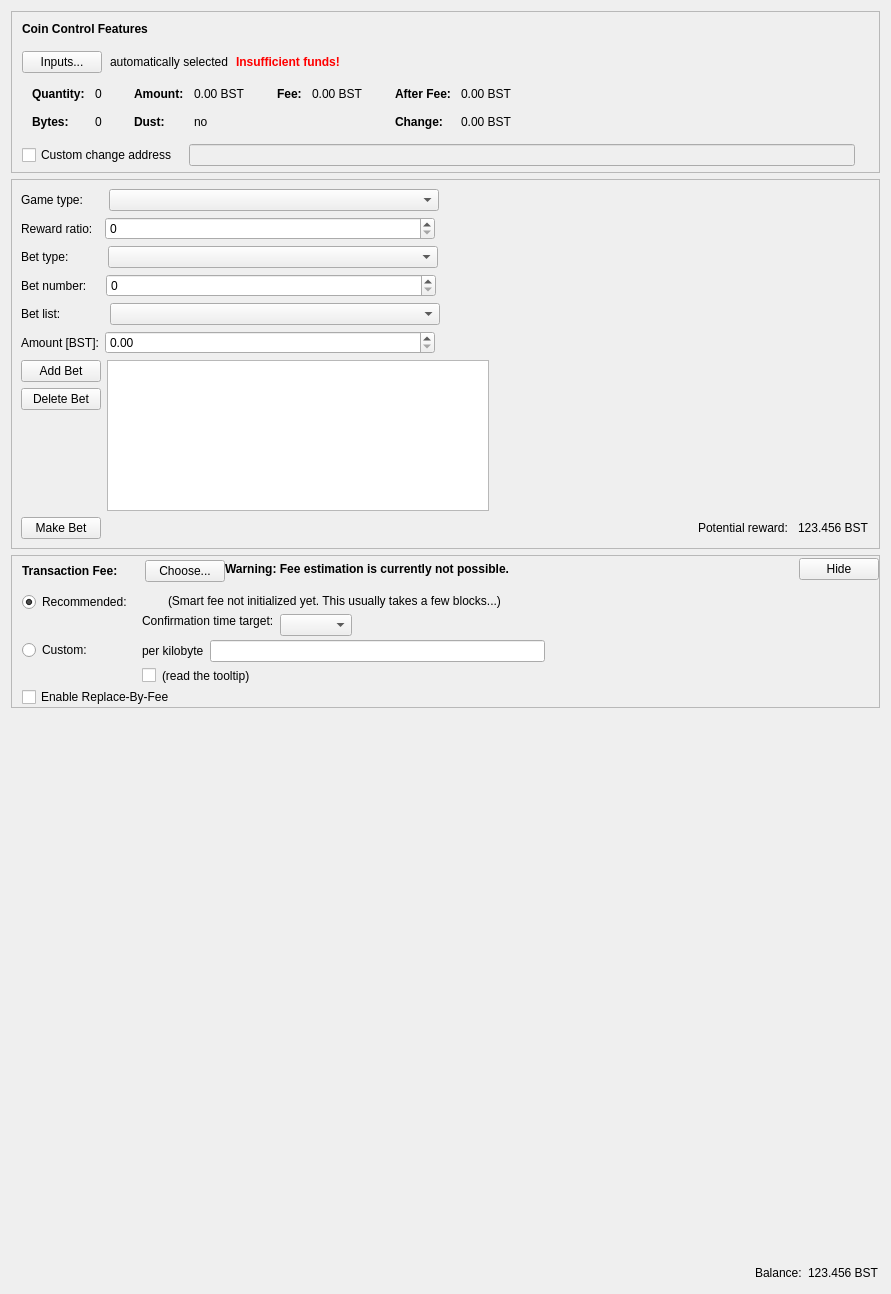
opodgorska/bst, file src/qt/forms/gamepage.ui: the form before one commit.
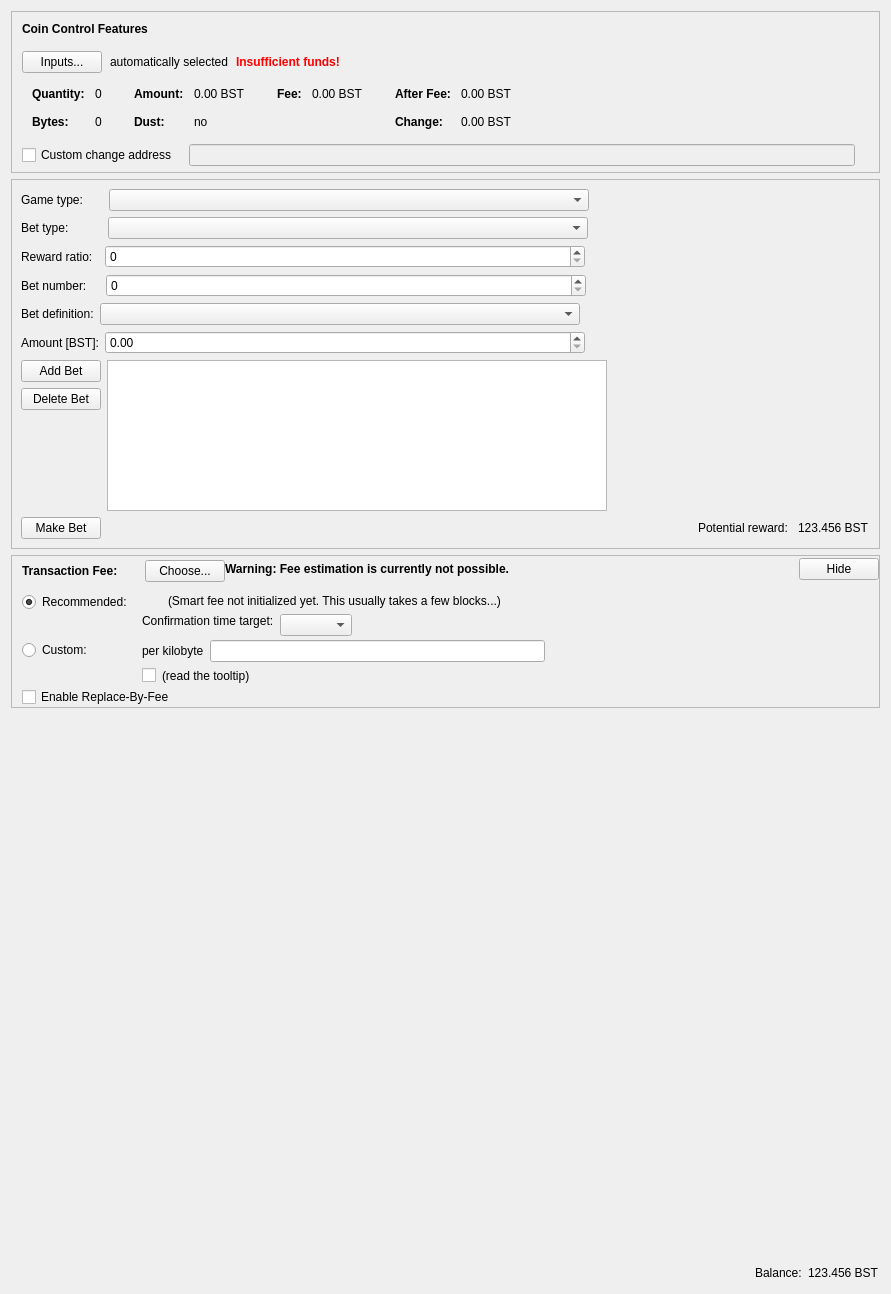
The form after the commit. Custom widgets are drawn as their Qt base class.

Commit message: game gui more consistent

The edit to the form file:
```diff
--- a/src/qt/forms/gamepage.ui
+++ b/src/qt/forms/gamepage.ui
@@ -596,7 +596,7 @@
          <widget class="QComboBox" name="gameTypeComboBox">
           <property name="minimumSize">
            <size>
-            <width>330</width>
+            <width>480</width>
             <height>0</height>
            </size>
           </property>
@@ -617,40 +617,6 @@
         </item>
        </layout>
       </item>
-      <item>
-       <layout class="QHBoxLayout" name="horizontalLayout_8">
-        <item>
-         <widget class="QLabel" name="label_2">
-          <property name="text">
-           <string>Reward ratio:  </string>
-          </property>
-         </widget>
-        </item>
-        <item>
-         <widget class="QSpinBox" name="rewardRatioSpinBox">
-          <property name="minimumSize">
-           <size>
-            <width>330</width>
-            <height>0</height>
-           </size>
-          </property>
-         </widget>
-        </item>
-        <item>
-         <spacer name="horizontalSpacer_12">
-          <property name="orientation">
-           <enum>Qt::Horizontal</enum>
-          </property>
-          <property name="sizeHint" stdset="0">
-           <size>
-            <width>550</width>
-            <height>20</height>
-           </size>
-          </property>
-         </spacer>
-        </item>
-       </layout>
-      </item>
       <item>
        <layout class="QHBoxLayout" name="horizontalLayout_2">
         <item>
@@ -664,7 +630,7 @@
          <widget class="QComboBox" name="betTypeComboBox">
           <property name="minimumSize">
            <size>
-            <width>330</width>
+            <width>480</width>
             <height>0</height>
            </size>
           </property>
@@ -685,6 +651,40 @@
         </item>
        </layout>
       </item>
+      <item>
+       <layout class="QHBoxLayout" name="horizontalLayout_8">
+        <item>
+         <widget class="QLabel" name="label_2">
+          <property name="text">
+           <string>Reward ratio:  </string>
+          </property>
+         </widget>
+        </item>
+        <item>
+         <widget class="QSpinBox" name="rewardRatioSpinBox">
+          <property name="minimumSize">
+           <size>
+            <width>480</width>
+            <height>0</height>
+           </size>
+          </property>
+         </widget>
+        </item>
+        <item>
+         <spacer name="horizontalSpacer_12">
+          <property name="orientation">
+           <enum>Qt::Horizontal</enum>
+          </property>
+          <property name="sizeHint" stdset="0">
+           <size>
+            <width>550</width>
+            <height>20</height>
+           </size>
+          </property>
+         </spacer>
+        </item>
+       </layout>
+      </item>
       <item>
        <layout class="QHBoxLayout" name="horizontalLayout_16">
         <item>
@@ -698,7 +698,7 @@
          <widget class="QSpinBox" name="betNumberSpinBox">
           <property name="minimumSize">
            <size>
-            <width>330</width>
+            <width>480</width>
             <height>0</height>
            </size>
           </property>
@@ -724,7 +724,7 @@
         <item>
          <widget class="QLabel" name="betNumbersListLabel">
           <property name="text">
-           <string>Bet list:             </string>
+           <string>Bet definition:</string>
           </property>
          </widget>
         </item>
@@ -732,7 +732,7 @@
          <widget class="QComboBox" name="betListComboBox">
           <property name="minimumSize">
            <size>
-            <width>330</width>
+            <width>480</width>
             <height>0</height>
            </size>
           </property>
@@ -766,7 +766,7 @@
          <widget class="QDoubleSpinBox" name="amountSpinBox">
           <property name="minimumSize">
            <size>
-            <width>330</width>
+            <width>480</width>
             <height>0</height>
            </size>
           </property>
@@ -824,7 +824,7 @@
          <widget class="QListWidget" name="betListWidget">
           <property name="minimumSize">
            <size>
-            <width>300</width>
+            <width>500</width>
             <height>100</height>
            </size>
           </property>
```
The commit also changes 2 other files.
